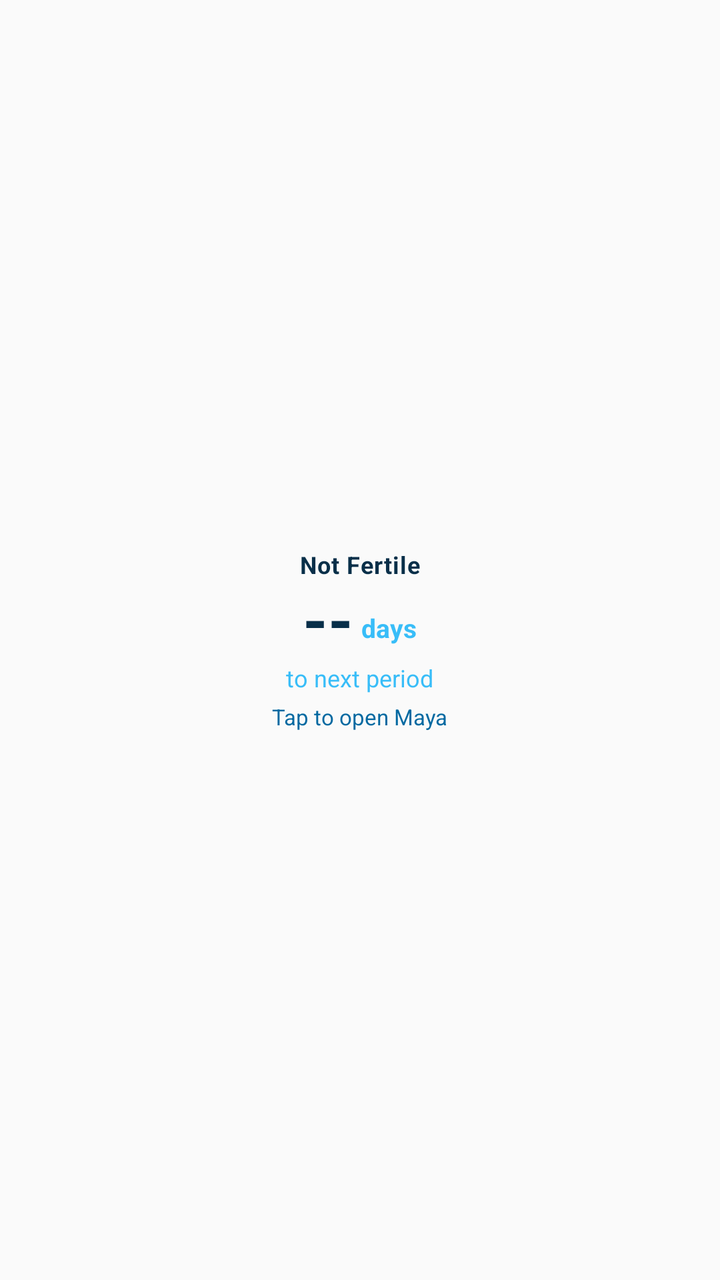
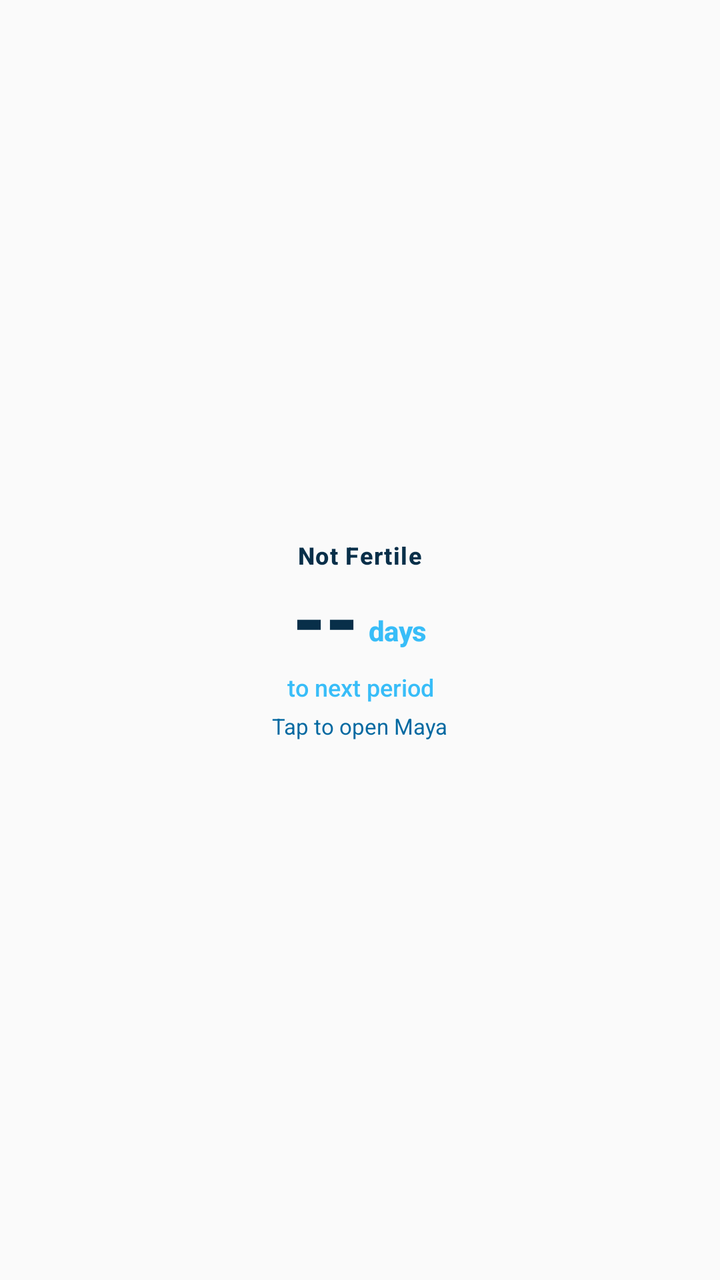

Two renders of the same Android screen: before a commit and after it. Below are the layout's source before the change and the commit's diff.
<!-- AndroidManifest.xml: application theme android:Theme.Material.Light.NoActionBar -->
<!-- res/layout/widget_cycle.xml -->
<?xml version="1.0" encoding="utf-8"?>
<FrameLayout xmlns:android="http://schemas.android.com/apk/res/android"
    android:id="@+id/widget_root"
    android:layout_width="match_parent"
    android:layout_height="match_parent">

    <ImageView
        android:id="@+id/widget_bg_image"
        android:layout_width="match_parent"
        android:layout_height="match_parent"
        android:scaleType="fitXY"
        android:contentDescription="@null" />

    <LinearLayout
        android:id="@+id/widget_content"
        android:layout_width="match_parent"
        android:layout_height="match_parent"
        android:orientation="vertical"
        android:padding="12dp"
        android:gravity="center">

        <TextView
            android:id="@+id/widget_status_badge"
            android:layout_width="wrap_content"
            android:layout_height="wrap_content"
            android:maxLines="1"
            android:ellipsize="end"
            android:text="Not Fertile"
            android:textColor="#082F49"
            android:textSize="12sp"
            android:textStyle="bold"
            android:letterSpacing="0.03" />

        <LinearLayout
            android:layout_width="wrap_content"
            android:layout_height="wrap_content"
            android:layout_marginTop="2dp"
            android:orientation="horizontal"
            android:gravity="bottom">

            <TextView
                android:id="@+id/widget_days_number"
                android:layout_width="wrap_content"
                android:layout_height="wrap_content"
                android:maxLines="1"
                android:text="--"
                android:textColor="#082F49"
                android:textSize="32sp"
                android:textStyle="bold"
                android:includeFontPadding="false" />

            <TextView
                android:id="@+id/widget_days_unit"
                android:layout_width="wrap_content"
                android:layout_height="wrap_content"
                android:layout_marginStart="4dp"
                android:layout_marginBottom="3dp"
                android:maxLines="1"
                android:text="days"
                android:textColor="#38BDF8"
                android:textSize="13sp"
                android:textStyle="bold" />
        </LinearLayout>

        <TextView
            android:id="@+id/widget_compact_unit"
            android:layout_width="wrap_content"
            android:layout_height="wrap_content"
            android:visibility="gone"
            android:maxLines="1"
            android:text="Days"
            android:textColor="#38BDF8"
            android:textSize="12sp"
            android:textStyle="bold"
            android:includeFontPadding="false" />

        <TextView
            android:id="@+id/widget_subtitle"
            android:layout_width="wrap_content"
            android:layout_height="wrap_content"
            android:layout_marginTop="1dp"
            android:gravity="center"
            android:maxLines="2"
            android:ellipsize="end"
            android:lineSpacingMultiplier="0.9"
            android:text="to next period"
            android:textColor="#38BDF8"
            android:textSize="12sp" />

        <TextView
            android:id="@+id/widget_footer"
            android:layout_width="wrap_content"
            android:layout_height="wrap_content"
            android:layout_marginTop="4dp"
            android:maxLines="1"
            android:ellipsize="end"
            android:text="Tap to open Maya"
            android:textColor="#0369A1"
            android:textSize="11sp" />

    </LinearLayout>

</FrameLayout>
<!-- resources referenced by this layout -->
<resources>

</resources>

<!-- the commit's change to res/layout/widget_cycle.xml (unified diff, before → after) -->
@@ -28,8 +28,9 @@
             android:text="Not Fertile"
             android:textColor="#082F49"
             android:textSize="12sp"
+            android:fontFamily="sans-serif-medium"
             android:textStyle="bold"
-            android:letterSpacing="0.03" />
+            android:letterSpacing="0.04" />
 
         <LinearLayout
             android:layout_width="wrap_content"
@@ -45,21 +46,25 @@
                 android:maxLines="1"
                 android:text="--"
                 android:textColor="#082F49"
-                android:textSize="32sp"
-                android:textStyle="bold"
+                android:textSize="40sp"
+                android:fontFamily="sans-serif-black"
+                android:fontFeatureSettings="tnum"
+                android:letterSpacing="-0.04"
                 android:includeFontPadding="false" />
 
             <TextView
                 android:id="@+id/widget_days_unit"
                 android:layout_width="wrap_content"
                 android:layout_height="wrap_content"
-                android:layout_marginStart="4dp"
-                android:layout_marginBottom="3dp"
+                android:layout_marginStart="5dp"
+                android:layout_marginBottom="4dp"
                 android:maxLines="1"
                 android:text="days"
                 android:textColor="#38BDF8"
-                android:textSize="13sp"
-                android:textStyle="bold" />
+                android:textSize="14sp"
+                android:fontFamily="sans-serif-medium"
+                android:textStyle="bold"
+                android:letterSpacing="-0.01" />
         </LinearLayout>
 
         <TextView
@@ -71,7 +76,9 @@
             android:text="Days"
             android:textColor="#38BDF8"
             android:textSize="12sp"
+            android:fontFamily="sans-serif-medium"
             android:textStyle="bold"
+            android:letterSpacing="0.02"
             android:includeFontPadding="false" />
 
         <TextView
@@ -85,7 +92,8 @@
             android:lineSpacingMultiplier="0.9"
             android:text="to next period"
             android:textColor="#38BDF8"
-            android:textSize="12sp" />
+            android:textSize="12sp"
+            android:fontFamily="sans-serif-medium" />
 
         <TextView
             android:id="@+id/widget_footer"
@@ -96,7 +104,8 @@
             android:ellipsize="end"
             android:text="Tap to open Maya"
             android:textColor="#0369A1"
-            android:textSize="11sp" />
+            android:textSize="11sp"
+            android:fontFeatureSettings="tnum" />
 
     </LinearLayout>
 
